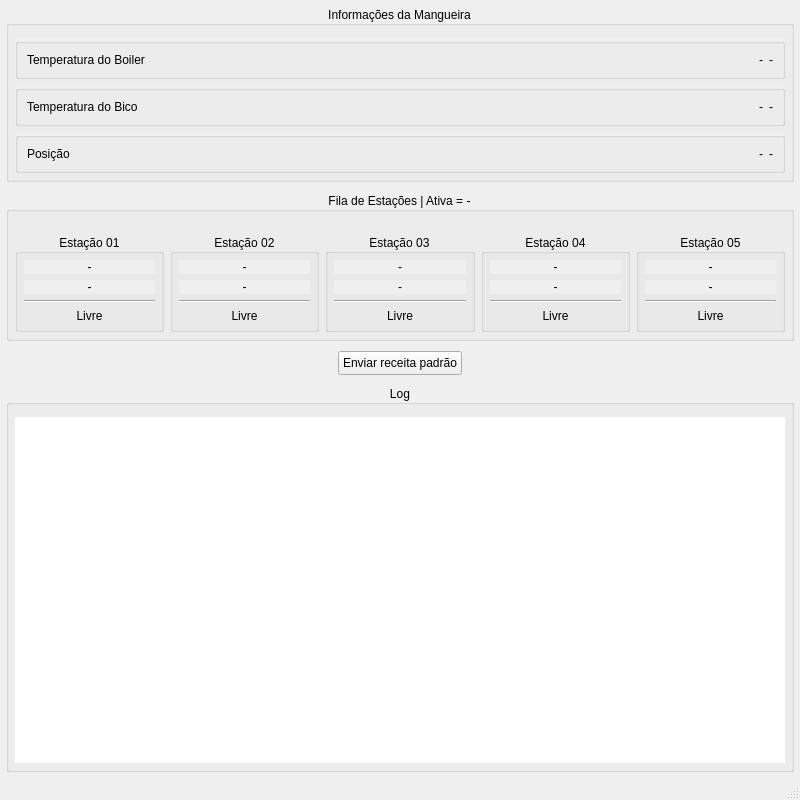
This is qlogger.ui in iniw/lucas_logger as Qt 5 draws it before an edit. The edited form follows.
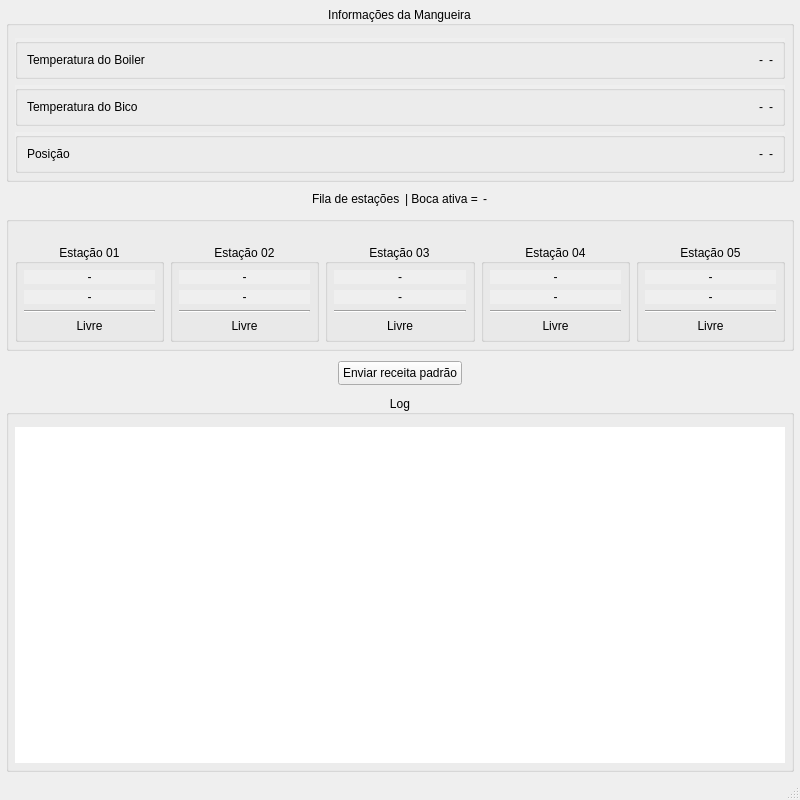
This is the edited form.

```diff
--- a/qlogger.ui
+++ b/qlogger.ui
@@ -378,6 +378,54 @@
       </layout>
      </widget>
     </item>
+    <item alignment="Qt::AlignHCenter">
+     <widget class="QWidget" name="widget" native="true">
+      <property name="sizePolicy">
+       <sizepolicy hsizetype="Maximum" vsizetype="Preferred">
+        <horstretch>0</horstretch>
+        <verstretch>0</verstretch>
+       </sizepolicy>
+      </property>
+      <layout class="QHBoxLayout" name="horizontalLayout_2">
+       <property name="spacing">
+        <number>5</number>
+       </property>
+       <property name="leftMargin">
+        <number>0</number>
+       </property>
+       <property name="topMargin">
+        <number>0</number>
+       </property>
+       <property name="rightMargin">
+        <number>0</number>
+       </property>
+       <property name="bottomMargin">
+        <number>0</number>
+       </property>
+       <item>
+        <widget class="QLabel" name="label">
+         <property name="text">
+          <string>Fila de estações</string>
+         </property>
+        </widget>
+       </item>
+       <item>
+        <widget class="QLabel" name="label_2">
+         <property name="text">
+          <string>| Boca ativa =</string>
+         </property>
+        </widget>
+       </item>
+       <item>
+        <widget class="QLabel" name="ativa">
+         <property name="text">
+          <string>-</string>
+         </property>
+        </widget>
+       </item>
+      </layout>
+     </widget>
+    </item>
     <item>
      <widget class="QGroupBox" name="infoFila">
       <property name="sizePolicy">
@@ -390,7 +438,7 @@
        <bool>false</bool>
       </property>
       <property name="title">
-       <string>Fila de Estações | Ativa = -</string>
+       <string/>
       </property>
       <property name="alignment">
        <set>Qt::AlignCenter</set>
```
